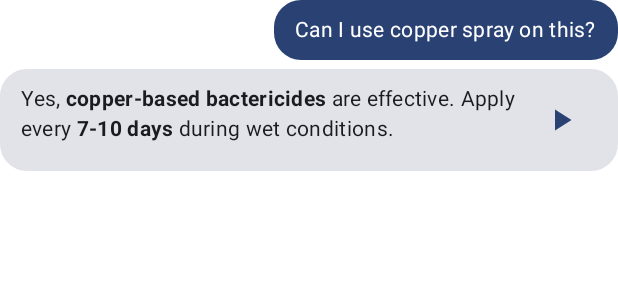
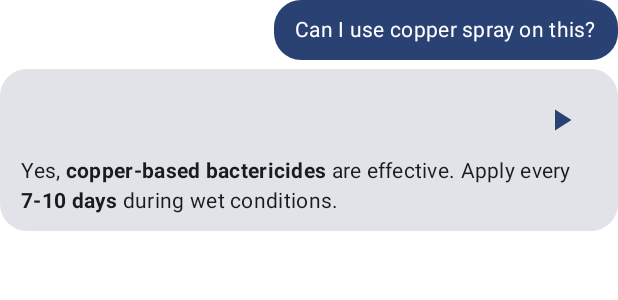
Before and after one commit to jVeyZ/AI_SAMSUNG-CapstoneProy, an Android app built with Jetpack Compose: the @Preview function PreviewChatBubble, on a phone screen of 412 x 824 dp. Shown: the top 300 px of the screen. Run offline under Robolectric (Android 15) with nearby library versions, the light colour scheme and no system bars.

Commit message:
fix: TTS button toggle play/stop, AI response layout top-right button + message below

```diff
--- a/android/app/src/main/java/com/cropguard/app/ui/Components.kt
+++ b/android/app/src/main/java/com/cropguard/app/ui/Components.kt
@@ -18,6 +18,7 @@ import androidx.compose.foundation.layout.width
 import androidx.compose.foundation.shape.RoundedCornerShape
 import androidx.compose.material.icons.Icons
 import androidx.compose.material.icons.filled.Language
+import androidx.compose.material.icons.filled.Pause
 import androidx.compose.material.icons.filled.PlayArrow
 import androidx.compose.material.icons.filled.Settings
 import androidx.compose.material3.Card
@@ -80,16 +81,29 @@ fun rememberTts(lang: String): TextToSpeech? {
 @Composable
 fun TtsButton(text: String, lang: String, modifier: Modifier = Modifier) {
     val tts = rememberTts(lang)
+    var speaking by remember { mutableStateOf(false) }
+    val uttId = remember { "tts_${System.currentTimeMillis()}" }
+
+    DisposableEffect(tts) {
+        onDispose { speaking = false }
+    }
+
     IconButton(
         onClick = {
-            tts?.speak(text, TextToSpeech.QUEUE_FLUSH, null, "tts_${System.currentTimeMillis()}")
+            if (speaking) {
+                tts?.stop()
+                speaking = false
+            } else {
+                tts?.speak(text, TextToSpeech.QUEUE_FLUSH, null, uttId)
+                speaking = true
+            }
         },
         enabled = tts != null,
         modifier = modifier,
     ) {
         Icon(
-            Icons.Default.PlayArrow,
-            contentDescription = "Read aloud",
+            if (speaking) Icons.Default.Pause else Icons.Default.PlayArrow,
+            contentDescription = if (speaking) "Stop" else "Read aloud",
             tint = if (tts != null) MaterialTheme.colorScheme.primary
             else MaterialTheme.colorScheme.outline,
         )
@@ -237,14 +251,13 @@ fun ChatBubble(msg: ChatMessage, lang: String) {
                         TypingIndicator()
                     } else {
                         val answerText = msg.answer ?: msg.note ?: L.t("ai_unavailable", lang)
-                        Row(verticalAlignment = Alignment.Top) {
-                            Text(
-                                parseBasicMarkdown(answerText),
-                                style = MaterialTheme.typography.bodyMedium,
-                                modifier = Modifier.weight(1f),
-                            )
+                        Row(Modifier.fillMaxWidth(), horizontalArrangement = Arrangement.End) {
                             TtsButton(text = answerText, lang = lang)
                         }
+                        Text(
+                            parseBasicMarkdown(answerText),
+                            style = MaterialTheme.typography.bodyMedium,
+                        )
                     }
                 }
             }
```
